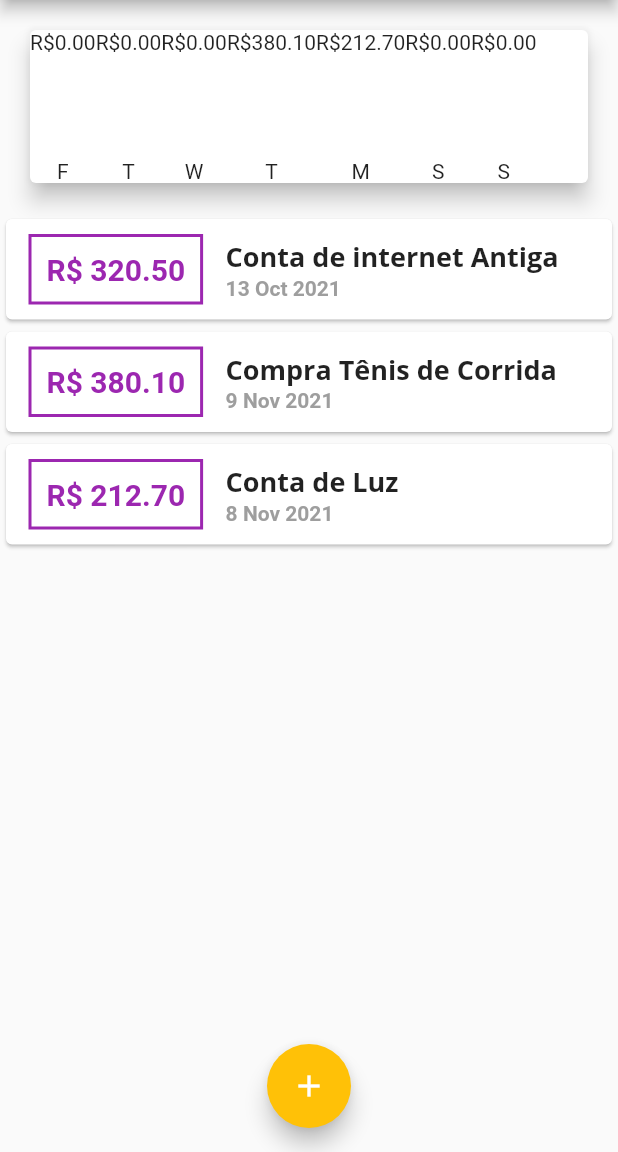
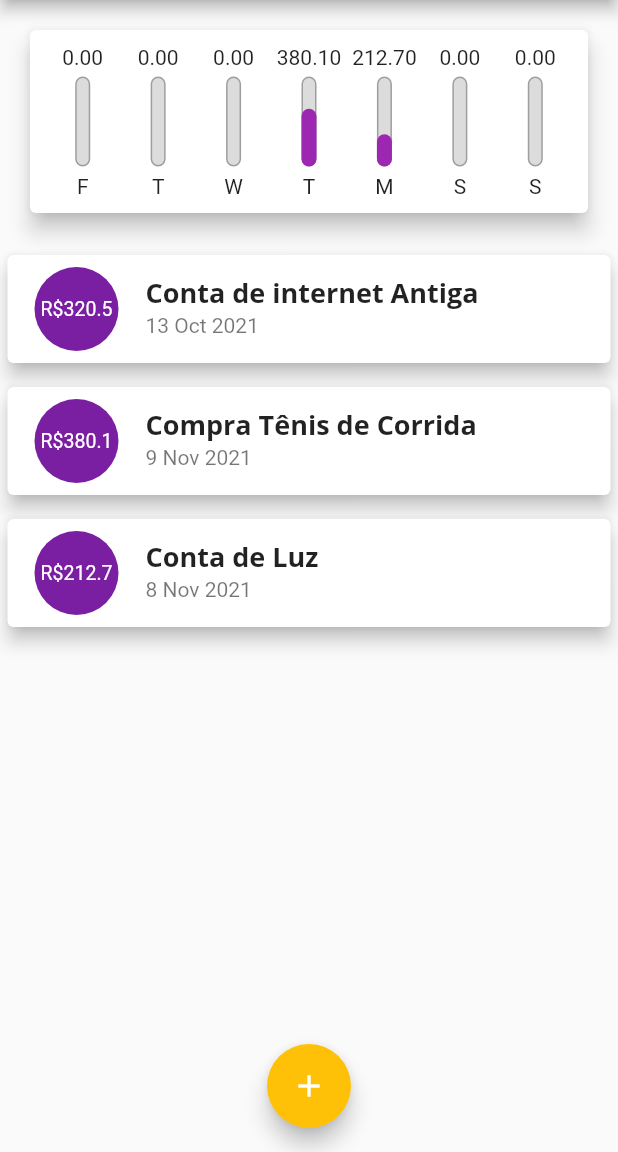
Before and after one commit to elton-costa/expenses, a Flutter app: the screen it shows after launch, on a phone screen of 412 x 824 dp, the part 84-1236 px from its top. Run offline on Flutter 3.47's test engine with Material 2 defaults, Android fonts, the light colour scheme and no system bars; Roboto replaces fonts that are missing (Quicksan).

Commit message:
Add ListTile

```diff
--- a/lib/components/chart.dart
+++ b/lib/components/chart.dart
@@ -31,20 +31,32 @@ class Chart extends StatelessWidget {
     });
   }
 
+  double get _weekTotalValue {
+    return groupedTransactions.fold(0.0, (sum, tr) {
+      return sum + (tr['value'] as double);
+    });
+  }
+
   @override
   Widget build(BuildContext context) {
-    groupedTransactions;
     return Card(
       elevation: 6,
       margin: EdgeInsets.all(20),
+      child: Padding(
+        padding: const EdgeInsets.all(10),
         child: Row(
+          mainAxisAlignment: MainAxisAlignment.spaceAround,
           children: groupedTransactions.map((tr) {
-          return ChartBar(
+            return Flexible(
+              fit: FlexFit.tight,
+              child: ChartBar(
                 label: tr['day'].toString(),
                 value: tr['value'] as double,
-            percentage: 0,
+                percentage: (tr['value'] as double) / _weekTotalValue,
+              ),
             );
           }).toList(),
+        ),
       ),
     );
   }
--- a/lib/components/chart_bar.dart
+++ b/lib/components/chart_bar.dart
@@ -15,12 +15,37 @@ class ChartBar extends StatelessWidget {
   Widget build(BuildContext context) {
     return Column(
       children: [
-        Text('R\$${value.toStringAsFixed(2)}'),
+        FittedBox(
+          child: Text('${value.toStringAsFixed(2)}'),
+        ),
         SizedBox(height: 5),
         Container(
           height: 60,
           width: 10,
-          child: null,
+          child: Stack(
+            alignment: Alignment.bottomCenter,
+            children: [
+              Container(
+                decoration: BoxDecoration(
+                  border: Border.all(
+                    color: Colors.grey,
+                    width: 1.0,
+                  ),
+                  color: Color.fromRGBO(220, 220, 220, 1),
+                  borderRadius: BorderRadius.circular(5),
+                ),
+              ),
+              FractionallySizedBox(
+                heightFactor: percentage,
+                child: Container(
+                  decoration: BoxDecoration(
+                    color: Theme.of(context).primaryColor,
+                    borderRadius: BorderRadius.circular(5),
+                  ),
+                ),
+              ),
+            ],
+          ),
         ),
         SizedBox(height: 5),
         Text(label),
--- a/lib/components/transaction_list.dart
+++ b/lib/components/transaction_list.dart
@@ -33,46 +33,28 @@ class TransactionList extends StatelessWidget {
               itemBuilder: (ctx, index) {
                 final tr = transactions[index];
                 return Card(
-                  child: Row(
-                    children: [
-                      Container(
+                  elevation: 5,
                   margin: EdgeInsets.symmetric(
-                          horizontal: 15,
-                          vertical: 10,
+                    vertical: 8,
+                    horizontal: 5,
                   ),
-                        decoration: BoxDecoration(
-                            border: Border.all(
-                          color: Theme.of(context).primaryColor,
-                          width: 2,
-                        )),
-                        padding: EdgeInsets.all(10),
-                        child: Text(
-                          'R\$ ${tr.value.toStringAsFixed(2)}',
-                          style: TextStyle(
-                            fontWeight: FontWeight.bold,
-                            fontSize: 20,
-                            color: Theme.of(context).primaryColor,
+                  child: ListTile(
+                    leading: CircleAvatar(
+                      radius: 30,
+                      child: Padding(
+                        padding: const EdgeInsets.all(6),
+                        child: FittedBox(
+                          child: Text('R\$${tr.value}'),
                         ),
                       ),
                     ),
-                      Column(
-                        crossAxisAlignment: CrossAxisAlignment.start,
-                        children: [
-                          Text(
+                    title: Text(
                       tr.title,
                       style: Theme.of(context).textTheme.headline6,
                     ),
-                          Text(
+                    subtitle: Text(
                       DateFormat('d MMM y').format(tr.date),
-                            style: TextStyle(
-                              fontWeight: FontWeight.bold,
-                              fontSize: 14,
-                              color: Colors.grey,
                     ),
-                          ),
-                        ],
-                      ),
-                    ],
                   ),
                 );
               },
```
Lines whose indentation alone changed are shown as unchanged.
